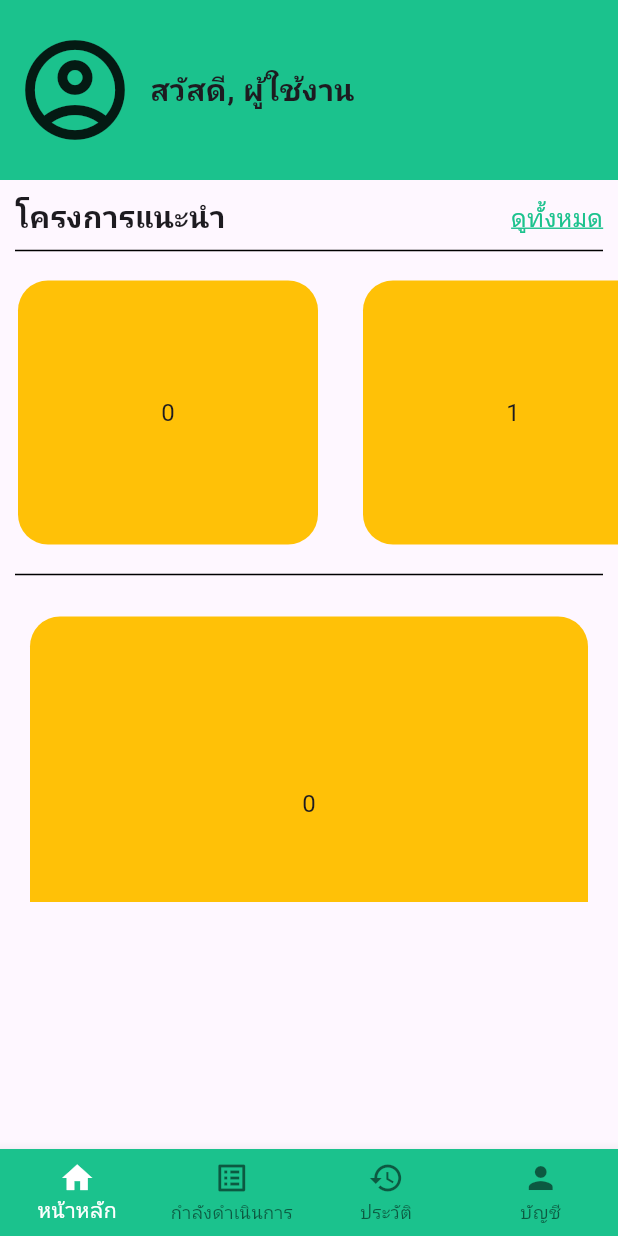
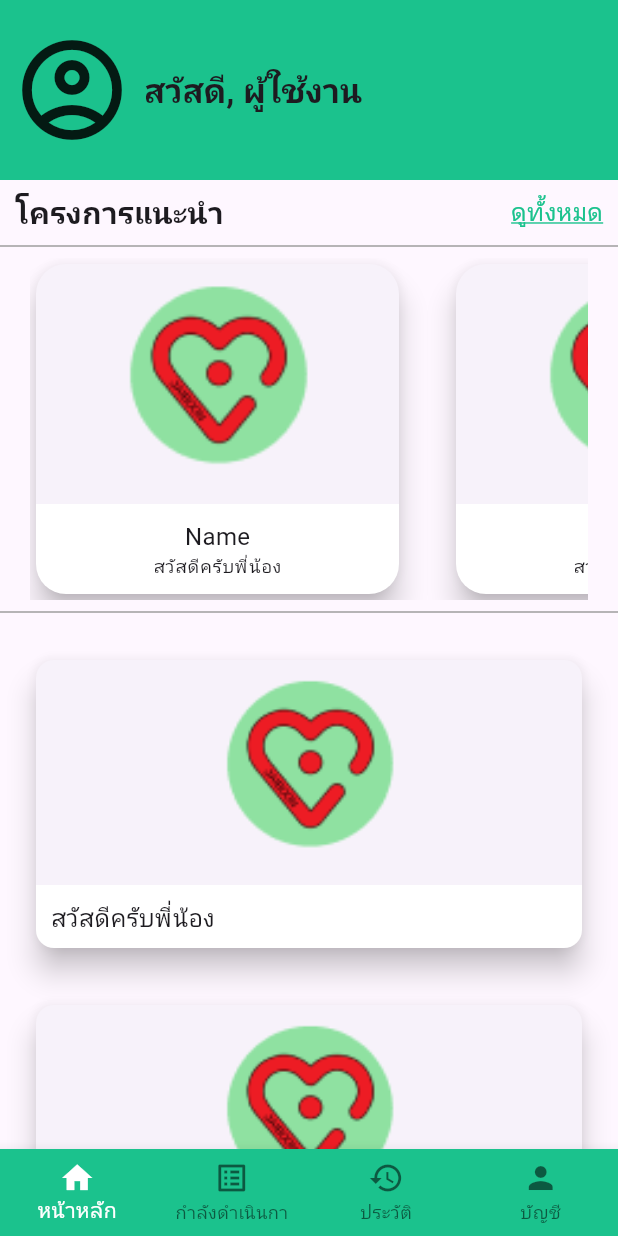
Before and after one commit to Jumptothehell/app2nd, a Flutter app: the BottomBar screen opened by its route, on a phone screen of 412 x 824 dp. Run offline on Flutter 3.47's test engine with Material 2 defaults, Android fonts, the phone set to English and light mode, and no system bars; our stand-ins replace google_fonts.

Commit message:
ADD: project detail

```diff
--- a/lib/src/function.dart
+++ b/lib/src/function.dart
@@ -1,11 +1,12 @@
 import 'package:flutter/material.dart';
 
-AppBar topAppBar(String titlename) {
+AppBar topAppBar(String titlename, bool isBacked) {
   return AppBar(
     title: Text(
       titlename,
       style: const TextStyle(fontSize: 20, fontWeight: FontWeight.w400),
     ),
+    automaticallyImplyLeading: isBacked,
     centerTitle: true,
     backgroundColor: const Color(0xff1BC28E),
   );
--- a/lib/src/navigation/bottom_appbar.dart
+++ b/lib/src/navigation/bottom_appbar.dart
@@ -50,7 +50,7 @@ class _BottomBarState extends State<BottomBar> {
           ),
           BottomNavigationBarItem(
             icon: Icon(Icons.list_alt),
-            label: "กำลังดำเนินการ",
+            label: "กำลังดำเนินกา",
           ),
           BottomNavigationBarItem(
             icon: Icon(Icons.history),
--- a/lib/src/screen/forget_password/fp_1.dart
+++ b/lib/src/screen/forget_password/fp_1.dart
@@ -15,7 +15,7 @@ class _ForgetPassState extends State<ForgetPass> {
   @override
   Widget build(BuildContext context) {
     return Scaffold(
-      appBar: topAppBar(""),
+      appBar: topAppBar("", true),
       // appBar: AppBar(
       //   backgroundColor: const Color(0xff1BC28E),
       // ),
--- a/lib/src/screen/forget_password/fp_2.dart
+++ b/lib/src/screen/forget_password/fp_2.dart
@@ -14,7 +14,7 @@ class _ConfirmResetState extends State<ConfirmReset> {
   @override
   Widget build(BuildContext context) {
     return Scaffold(
-      appBar: topAppBar(""),
+      appBar: topAppBar("", true),
       // appBar: AppBar(
       //   backgroundColor: const Color(0xff1BC28E),
       // ),
--- a/lib/src/screen/forget_password/fp_3.dart
+++ b/lib/src/screen/forget_password/fp_3.dart
@@ -19,7 +19,7 @@ class _NewPasswordState extends State<NewPassword> {
   @override
   Widget build(BuildContext context) {
     return Scaffold(
-      appBar: topAppBar(""),
+      appBar: topAppBar("", true),
       // appBar: AppBar(
       //   backgroundColor: const Color(0xff1BC28E),
       // ),
--- a/lib/src/screen/login.dart
+++ b/lib/src/screen/login.dart
@@ -191,7 +191,7 @@ class _LogInScreenState extends State<LogInScreen> {
                   onPressed: () {
                     if (_formKey.currentState!.validate()) {
                       // print('ยืนยัน');
-                      Navigator.of(context).pushNamed('/bottom');
+                      Navigator.of(context).pushNamed('/main');
                     }
                   },
                   child: const Text('เข้าสู่ระบบ'),
--- a/lib/src/screen/mainhome.dart
+++ b/lib/src/screen/mainhome.dart
@@ -7,77 +7,177 @@ class MainHomePage extends StatefulWidget {
   State<MainHomePage> createState() => _MainHomePageState();
 }
 
-Widget buildProject(int index) => Container(
-      width: 200,
-      height: 250,
-      decoration: const BoxDecoration(
-        color: Colors.amber,
-        borderRadius: BorderRadius.all(
-          Radius.circular(20),
-        ),
+Widget buildProject(int index) => Padding(
+      padding: const EdgeInsets.only(
+        left: 20,
+        right: 20,
       ),
-      child: Center(
-        child: Text('$index'),
+      child: ListView.separated(
+        scrollDirection: Axis.horizontal,
+        itemBuilder: (context, index) {
+          return SizedBox(
+            width: 250,
+            child: GestureDetector(
+              onTap: () => Navigator.pushNamed(context, '/project'),
+              child: Card(
+                clipBehavior: Clip.antiAliasWithSaveLayer,
+                shape: const RoundedRectangleBorder(
+                  borderRadius: BorderRadius.all(
+                    Radius.circular(20),
+                  ),
+                ),
+                elevation: 8,
+                child: Column(
+                  children: [
+                    SizedBox(
+                      height: 160,
+                      child: Image.asset(
+                        'assets/img/logo.png',
+                        fit: BoxFit.cover,
+                      ),
+                    ),
+                    Expanded(
+                      child: Center(
+                        child: Container(
+                          color: Colors.white,
+                          width: 250,
+                          child: Padding(
+                            padding: const EdgeInsets.all(10),
+                            child: Column(
+                              children: [
+                                const Text("Name"),
+                                Text(
+                                  "สวัสดีครับพี่น้อง",
+                                  style: Theme.of(context).textTheme.bodySmall,
+                                )
+                              ],
+                            ),
+                          ),
+                        ),
+                      ),
+                    )
+                  ],
+                ),
+              ),
+            ),
+          );
+        },
+        separatorBuilder: (context, index) {
+          return const SizedBox(
+            width: 30,
+          );
+        },
+        itemCount: index,
       ),
     );
+
+Widget buildNews(int index) {
+  return Padding(
+    padding: const EdgeInsets.all(20),
+    child: SingleChildScrollView(
+      child: ListView.separated(
+          shrinkWrap: true,
+          scrollDirection: Axis.vertical,
+          itemBuilder: (context, index) {
+            return SizedBox(
+              height: 200,
+              child: Card(
+                clipBehavior: Clip.antiAliasWithSaveLayer,
+                elevation: 8,
+                child: Column(
+                  children: [
+                    SizedBox(
+                      height: 150,
+                      child: Image.asset(
+                        'assets/img/logo.png',
+                        fit: BoxFit.cover,
+                      ),
+                    ),
+                    Expanded(
+                      child: Container(
+                        width: 1000,
+                        color: Colors.white,
+                        child: const Padding(
+                          padding: EdgeInsets.all(10),
+                          child: Text(
+                            "สวัสดีครับพี่น้อง",
+                          ),
+                        ),
+                      ),
+                    )
+                  ],
+                ),
+              ),
+            );
+          },
+          separatorBuilder: (context, index) {
+            return const SizedBox(
+              height: 30,
+            );
+          },
+          itemCount: index),
+    ),
+  );
+}
 
 class _MainHomePageState extends State<MainHomePage> {
   @override
   Widget build(BuildContext context) {
     return Scaffold(
-      resizeToAvoidBottomInset: true,
       body: SafeArea(
         child: SingleChildScrollView(
+          scrollDirection: Axis.vertical,
           child: Column(
             children: [
               Container(
                 height: 120,
                 color: const Color.fromARGB(255, 27, 194, 141),
-                child: const Row(
+                child: Row(
+                  crossAxisAlignment: CrossAxisAlignment.center,
                   children: [
-                    Padding(
-                      padding: EdgeInsets.all(10),
+                    const Padding(
+                      padding: EdgeInsets.all(8.0),
                       child: Icon(
                         Icons.account_circle_outlined,
                         size: 80,
                       ),
                     ),
                     Text(
-                      "สวัสดี, ผู้ใช้งาน",
-                      style: TextStyle(
-                        fontSize: 20,
-                        fontWeight: FontWeight.bold,
-                      ),
+                      'สวัสดี, ผู้ใช้งาน',
+                      style: Theme.of(context).textTheme.titleLarge,
                     )
                   ],
                 ),
               ),
-              // SingleChildScrollView(
               SizedBox(
+                height: 280,
                 child: Column(
                   children: [
-                    const Padding(
-                      padding: EdgeInsets.only(top: 10, left: 10, right: 10),
+                    Padding(
+                      padding: const EdgeInsets.only(
+                        top: 6,
+                        left: 10,
+                        right: 10,
+                      ),
                       child: Row(
                         mainAxisAlignment: MainAxisAlignment.spaceBetween,
                         children: [
                           Text(
-                            'โครงการแนะนำ',
-                            style: TextStyle(
-                                fontSize: 20, fontWeight: FontWeight.bold),
+                            "โครงการแนะนำ",
+                            style: Theme.of(context).textTheme.titleMedium,
                           ),
-                          InkWell(
+                          const InkWell(
                             child: Text(
-                              'ดูทั้งหมด',
+                              "ดูทั้งหมด",
                               style: TextStyle(
-                                decoration: TextDecoration.underline,
-                                decorationColor: Color.fromARGB(
+                                color: Color.fromARGB(
                                   255,
                                   27,
                                   194,
                                   141,
                                 ),
-                                color: Color.fromARGB(
+                                decoration: TextDecoration.underline,
+                                decorationColor: Color.fromARGB(
                                   255,
                                   27,
                                   194,
@@ -89,52 +189,19 @@ class _MainHomePageState extends State<MainHomePage> {
                         ],
                       ),
                     ),
-                    const Padding(
-                      padding: EdgeInsets.only(left: 10, right: 10),
-                      child: Divider(
-                        color: Colors.black,
-                      ),
+                    const Divider(
+                      color: Colors.grey,
                     ),
-                    SizedBox(
-                      height: 200,
-                      child: ListView.separated(
-                          scrollDirection: Axis.horizontal,
-                          padding: const EdgeInsets.all(12),
-                          itemBuilder: (context, index) {
-                            return buildProject(index);
-                          },
-                          separatorBuilder: (context, index) {
-                            return const SizedBox(
-                              width: 30,
-                            );
-                          },
-                          itemCount: 10),
-                    ),
-                    const Padding(
-                      padding: EdgeInsets.only(left: 10, right: 10),
-                      child: Divider(
-                        color: Colors.black,
-                      ),
-                    ),
-                    SizedBox(
-                      height: 210,
-                      child: ListView.separated(
-                          scrollDirection: Axis.vertical,
-                          padding: const EdgeInsets.all(20),
-                          itemBuilder: (context, index) {
-                            return buildProject(index);
-                          },
-                          separatorBuilder: (context, index) {
-                            return const SizedBox(
-                              height: 20,
-                            );
-                          },
-                          itemCount: 10),
+                    Expanded(
+                      child: buildProject(2),
                     ),
                   ],
                 ),
               ),
-              // ),
+              const Divider(
+                color: Colors.grey,
+              ),
+              buildNews(3)
             ],
           ),
         ),
--- a/pubspec.yaml
+++ b/pubspec.yaml
@@ -22,4 +22,5 @@ flutter:
   uses-material-design: true
 
   assets:
-    - assets\img\logo.png
+    - assets/img/logo.png
+    - assets/img/flower.jpg
```
Also changed, not shown: lib/main.dart (+11 -2 lines), lib/src/screen/acceptancefrom.dart (added, +253 -0 lines), lib/src/screen/projectdetail.dart (added, +177 -0 lines), lib/src/screen/register.dart (+1 -9 lines), assets/img/flower.jpg (added).
